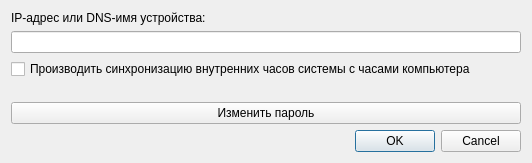
danil-kondr2016/autoringsystem, file src/settings.ui: the form before one commit.
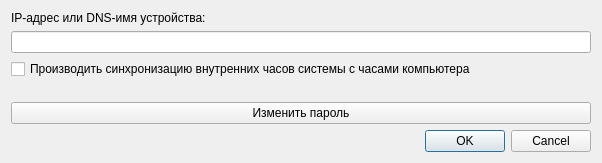
The form after the commit. Icons and pictures are not drawn.

```diff
--- a/src/settings.ui
+++ b/src/settings.ui
@@ -6,7 +6,7 @@
    <rect>
     <x>0</x>
     <y>0</y>
-    <width>532</width>
+    <width>602</width>
     <height>163</height>
    </rect>
   </property>
```
Left out of the diff: 14 changed lines with no effect on the pictures.
